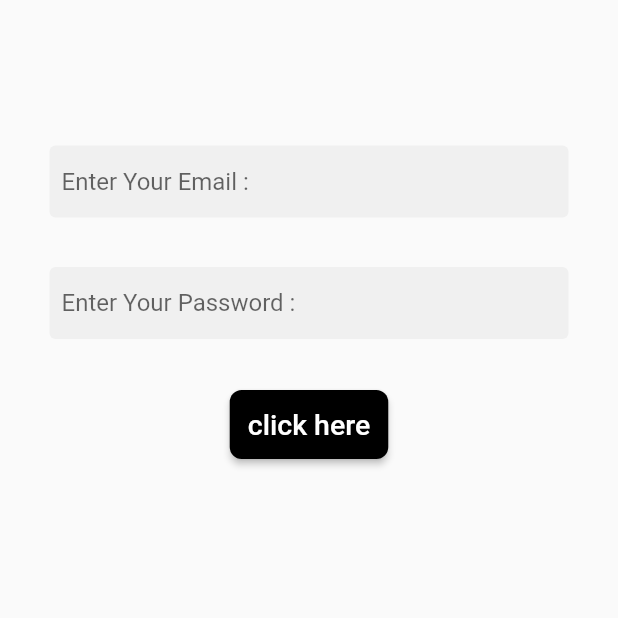
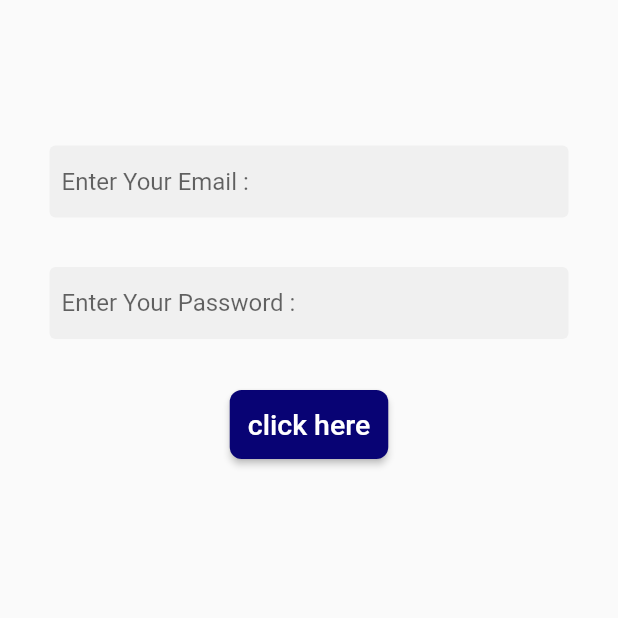
Before and after one commit to OsamaMohammadAbdalaziz/Shoes_Store_app, a Flutter app: the screen it shows after launch, on a phone screen of 412 x 824 dp, the top half of it. Run offline on Flutter 3.47's test engine with Material 2 defaults, Android fonts, the phone set to English and light mode, and no system bars.

Commit message:
create Colores page in Shared folder and used

```diff
--- a/lib/Pages/Login.dart
+++ b/lib/Pages/Login.dart
@@ -1,6 +1,7 @@
 // ignore_for_file: prefer_const_literals_to_create_immutables, prefer_const_constructors
 
 import 'package:flutter/material.dart';
+import 'package:shoes_store_app/Shared/Colors.dart';
 import 'package:shoes_store_app/Shared/Constant.dart';
 
 class Login extends StatelessWidget {
@@ -42,7 +43,7 @@ class Login extends StatelessWidget {
                   style: TextStyle(fontSize: 19),
                 ),
                 style: ButtonStyle(
-                  backgroundColor: MaterialStateProperty.all(Colors.black),
+                  backgroundColor: MaterialStateProperty.all(BTNblue),
                   padding: MaterialStateProperty.all(EdgeInsets.all(12)),
                   shape: MaterialStateProperty.all(RoundedRectangleBorder(
                       borderRadius: BorderRadius.circular(8))),
--- /dev/null
+++ b/lib/Shared/Colors.dart
@@ -0,0 +1,5 @@
+import 'package:flutter/material.dart';
+
+const BTNred = Color.fromARGB(255, 255, 0, 0);
+const BTNblue = Color.fromARGB(255, 8, 3, 116);
+const appbarBlue = Color.fromARGB(255, 24, 24, 152);
```
